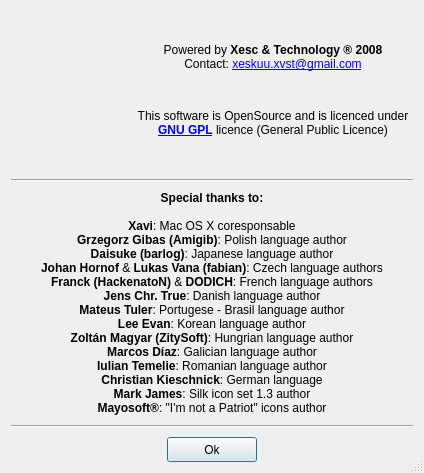
Qt form ui/credits.ui (ckorn/xvst) before a commit.
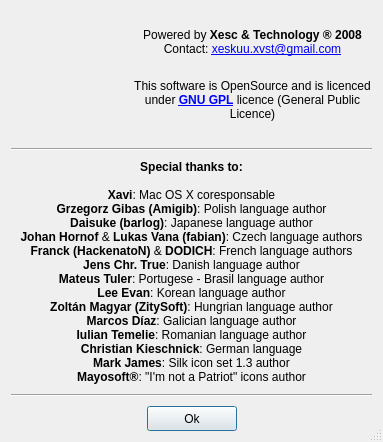
The same form after that commit. Icons and pictures are not drawn.

Commit message: - Resized forms

The edit to the form file:
```diff
--- a/ui/credits.ui
+++ b/ui/credits.ui
@@ -6,8 +6,8 @@
    <rect>
     <x>0</x>
     <y>0</y>
-    <width>424</width>
-    <height>473</height>
+    <width>383</width>
+    <height>442</height>
    </rect>
   </property>
   <property name="windowTitle">
```
Left out of the diff: 1 changed line with no effect on the pictures. The commit also changes 2 other files.
